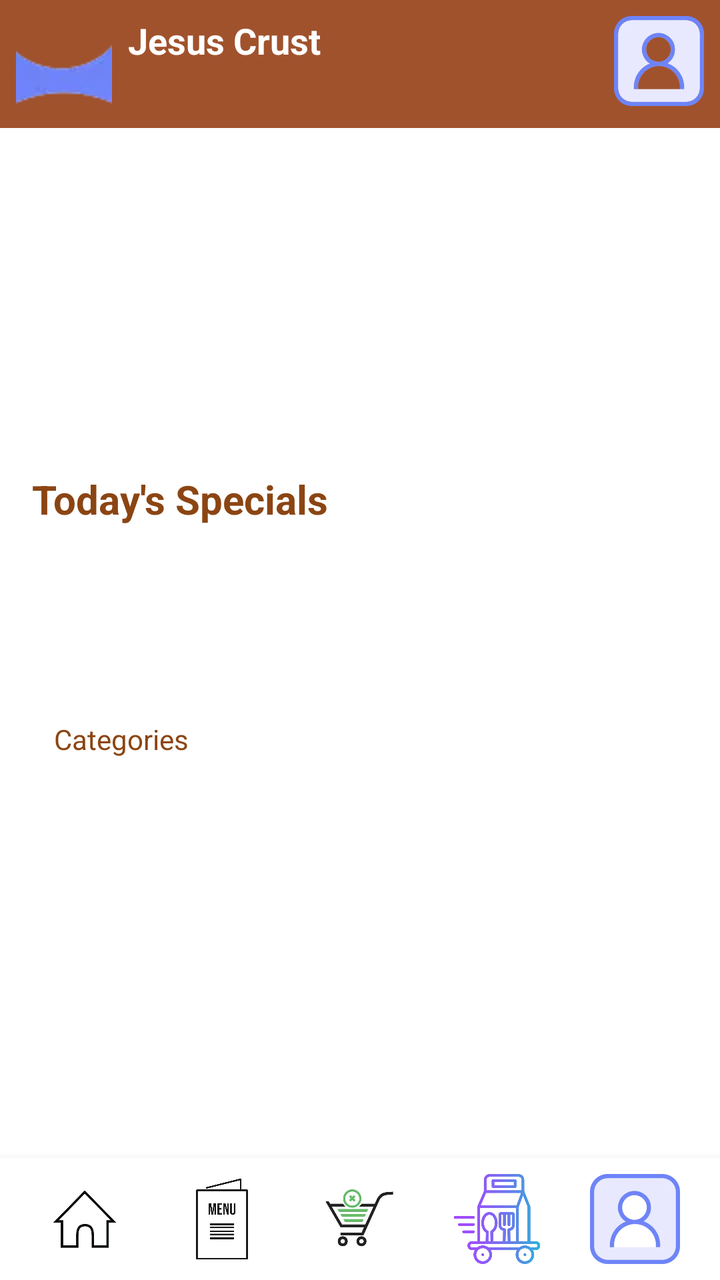
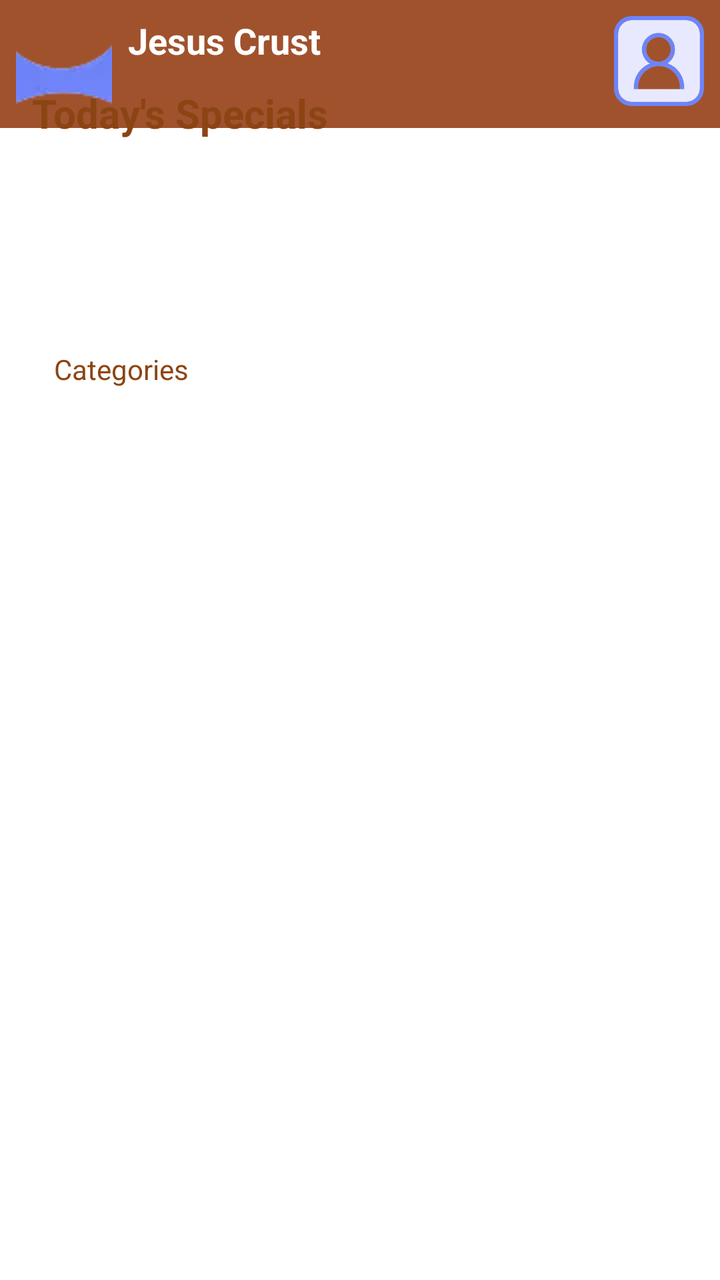

Screens rendered from an Android XML layout before and after an edit, with the pre-edit source and the edit as a unified diff.
<!-- AndroidManifest.xml: application theme Theme.JesusCrust -->
<!-- res/layout/menu.xml -->
<?xml version="1.0" encoding="utf-8"?>
<androidx.constraintlayout.widget.ConstraintLayout
    xmlns:android="http://schemas.android.com/apk/res/android"
    xmlns:app="http://schemas.android.com/apk/res-auto"
    xmlns:tools="http://schemas.android.com/tools"
    android:id="@+id/menu"
    android:layout_width="match_parent"
    android:layout_height="match_parent"
    android:background="#FFFFFF"
    tools:context=".MenuActivity">

    
    <LinearLayout
        android:id="@+id/top_banner_container"
        android:layout_width="match_parent"
        android:layout_height="wrap_content"
        android:orientation="horizontal"
        android:padding="8dp"
        android:background="#A0522D"
        app:layout_constraintTop_toTopOf="parent"
        app:layout_constraintStart_toStartOf="parent"
        app:layout_constraintEnd_toEndOf="parent">

        <ImageView
            android:id="@+id/icon_chef"
            android:layout_width="45dp"
            android:layout_height="45dp"
            android:contentDescription="Icono de Chef"
            android:scaleType="fitCenter" app:srcCompat="@drawable/alimento" />

        <TextView
            android:id="@+id/app_title"
            android:layout_width="wrap_content"
            android:layout_height="wrap_content"
            android:gravity="center_vertical"
            android:paddingStart="8dp"
            android:text="Jesus Crust"
            android:textSize="18sp"
            android:textStyle="bold"
            android:textColor="#FFFFFF" />

        <View
            android:layout_width="0dp"
            android:layout_height="0dp"
            android:layout_weight="1" />

        <ImageView
            android:id="@+id/icon_profile"
            android:layout_width="45dp"
            android:layout_height="45dp"
            android:contentDescription="Icono de Perfil"
            app:srcCompat="@drawable/user" />
    </LinearLayout>

    <LinearLayout
        android:id="@+id/TopBannerContainer"
        android:layout_width="match_parent"
        android:layout_height="wrap_content"
        android:orientation="horizontal"
        android:padding="8dp"
        android:background="#A0522D"
        app:layout_constraintTop_toTopOf="parent"
        app:layout_constraintStart_toStartOf="parent"
        app:layout_constraintEnd_toEndOf="parent">

        <ImageButton
            android:id="@+id/Icon1"
            android:layout_width="48dp"
            android:layout_height="48dp"
            android:background="?attr/selectableItemBackgroundBorderless"
            android:contentDescription="User icon"
            app:srcCompat="@drawable/user" />

        <TextView
            android:layout_width="wrap_content"
            android:layout_height="wrap_content"
            android:gravity="center_vertical"
            android:paddingStart="8dp"
            android:text="Jesus Crust"
            android:textSize="18sp"
            android:textStyle="bold"
            android:textColor="#FFFFFF" />

        <View
            android:layout_width="0dp"
            android:layout_height="0dp"
            android:layout_weight="1" />

        <ImageView
            android:layout_width="45dp"
            android:layout_height="45dp"
            android:contentDescription="Logo"
            app:srcCompat="@drawable/user" />
    </LinearLayout>

    

    

    

    <TextView
        android:id="@+id/MenuTitle"
        android:layout_width="wrap_content"
        android:layout_height="wrap_content"
        android:layout_marginStart="16dp"
        android:layout_marginTop="236dp"
        android:layout_marginEnd="245dp"
        android:layout_marginBottom="21dp"
        android:text="Today's Specials"
        android:textColor="#8B4513"
        android:textSize="20sp"
        android:textStyle="bold"
        app:layout_constraintBottom_toTopOf="@+id/MenuScroll"
        app:layout_constraintEnd_toEndOf="parent"
        app:layout_constraintHorizontal_bias="0.0"
        app:layout_constraintStart_toStartOf="parent"
        app:layout_constraintTop_toTopOf="parent"
        app:layout_constraintVertical_bias="0.19" />

    <HorizontalScrollView
        android:id="@+id/MenuScroll"
        android:layout_width="0dp"
        android:layout_height="wrap_content"
        android:layout_margin="8dp"
        android:layout_marginBottom="52dp"
        android:scrollbars="none"
        app:layout_constraintBottom_toTopOf="@+id/Categories"
        app:layout_constraintEnd_toEndOf="parent"
        app:layout_constraintStart_toStartOf="parent"
        app:layout_constraintTop_toBottomOf="@+id/MenuTitle">

        <LinearLayout
            android:id="@+id/productsContainer"
            android:layout_width="wrap_content"
            android:layout_height="wrap_content"
            android:orientation="horizontal"
            android:padding="8dp">
            
        </LinearLayout>
    </HorizontalScrollView>

    <TextView
        android:id="@+id/Categories"
        android:layout_width="wrap_content"
        android:layout_height="wrap_content"
        android:layout_marginStart="27dp"
        android:layout_marginTop="52dp"
        android:layout_marginEnd="326dp"
        android:layout_marginBottom="24dp"
        android:text="Categories"
        android:textColor="#8B4513"
        app:layout_constraintBottom_toTopOf="@+id/CategoriesContainer"
        app:layout_constraintEnd_toEndOf="parent"
        app:layout_constraintHorizontal_bias="0.0"
        app:layout_constraintStart_toStartOf="parent"
        app:layout_constraintTop_toBottomOf="@+id/MenuScroll" />

    

    
    <LinearLayout
        android:id="@+id/bottom_nav"
        android:layout_width="0dp"
        android:layout_height="wrap_content"
        android:orientation="horizontal"
        android:gravity="center"
        android:padding="8dp"
        android:background="#FFFFFF"
        android:elevation="8dp"
        app:layout_constraintBottom_toBottomOf="parent"
        app:layout_constraintStart_toStartOf="parent"
        app:layout_constraintEnd_toEndOf="parent">

        <ImageView
            android:id="@+id/home4"
            android:layout_width="0dp"
            android:layout_height="45dp"
            android:layout_weight="1"
            android:contentDescription="home"
            android:scaleType="fitCenter"
            app:srcCompat="@drawable/home" />

        <ImageView
            android:id="@+id/menu"
            android:layout_width="0dp"
            android:layout_height="45dp"
            android:layout_weight="1"
            android:contentDescription="home"
            android:scaleType="fitCenter"
            app:srcCompat="@drawable/menu" />

        <ImageView
            android:id="@+id/cart"
            android:layout_width="0dp"
            android:layout_height="45dp"
            android:layout_weight="1"
            android:contentDescription="home"
            android:scaleType="fitCenter"
            app:srcCompat="@drawable/cart" />

        <ImageView
            android:id="@+id/delivery"
            android:layout_width="0dp"
            android:layout_height="45dp"
            android:layout_weight="1"
            android:contentDescription="home"
            android:scaleType="fitCenter"
            app:srcCompat="@drawable/delivery" />

        <ImageView
            android:id="@+id/profile"
            android:layout_width="0dp"
            android:layout_height="45dp"
            android:layout_weight="1"
            android:contentDescription="home"
            android:scaleType="fitCenter"
            app:srcCompat="@drawable/user" />

    </LinearLayout>


</androidx.constraintlayout.widget.ConstraintLayout>
<!-- resources referenced by this layout -->
<resources>
  <!-- drawable alimento: png bitmap (drawable, 24675 bytes) -->
  <!-- drawable cart: png bitmap (drawable, 5490 bytes) -->
  <!-- drawable delivery: png bitmap (drawable, 30106 bytes) -->
  <!-- drawable home: png bitmap (drawable, 7704 bytes) -->
  <!-- drawable menu: png bitmap (drawable, 5190 bytes) -->
  <!-- drawable user: png bitmap (drawable, 5246 bytes) -->
  <style name="Theme.JesusCrust" parent="Base.Theme.JesusCrust" />
  <style name="Base.Theme.JesusCrust" parent="Theme.Material3.DayNight.NoActionBar">
          
          
      </style>
</resources>

<!-- the commit's change to res/layout/menu.xml (unified diff, before → after) -->
@@ -147,10 +147,10 @@
         android:layout_marginStart="27dp"
         android:layout_marginTop="52dp"
         android:layout_marginEnd="326dp"
-        android:layout_marginBottom="24dp"
+        android:layout_marginBottom="291dp"
         android:text="Categories"
         android:textColor="#8B4513"
-        app:layout_constraintBottom_toTopOf="@+id/CategoriesContainer"
+        app:layout_constraintBottom_toTopOf="@+id/bottom_nav"
         app:layout_constraintEnd_toEndOf="parent"
         app:layout_constraintHorizontal_bias="0.0"
         app:layout_constraintStart_toStartOf="parent"
@@ -163,14 +163,16 @@
         android:id="@+id/bottom_nav"
         android:layout_width="0dp"
         android:layout_height="wrap_content"
-        android:orientation="horizontal"
-        android:gravity="center"
-        android:padding="8dp"
+        android:layout_marginTop="287dp"
         android:background="#FFFFFF"
         android:elevation="8dp"
+        android:gravity="center"
+        android:orientation="horizontal"
+        android:padding="8dp"
         app:layout_constraintBottom_toBottomOf="parent"
-        app:layout_constraintStart_toStartOf="parent"
-        app:layout_constraintEnd_toEndOf="parent">
+        app:layout_constraintEnd_toEndOf="parent"
+        app:layout_constraintStart_toStartOf="parent"
+        app:layout_constraintTop_toBottomOf="@+id/Categories">
 
         <ImageView
             android:id="@+id/home4"
@@ -182,7 +184,7 @@
             app:srcCompat="@drawable/home" />
 
         <ImageView
-            android:id="@+id/menu"
+            android:id="@+id/menu2"
             android:layout_width="0dp"
             android:layout_height="45dp"
             android:layout_weight="1"
